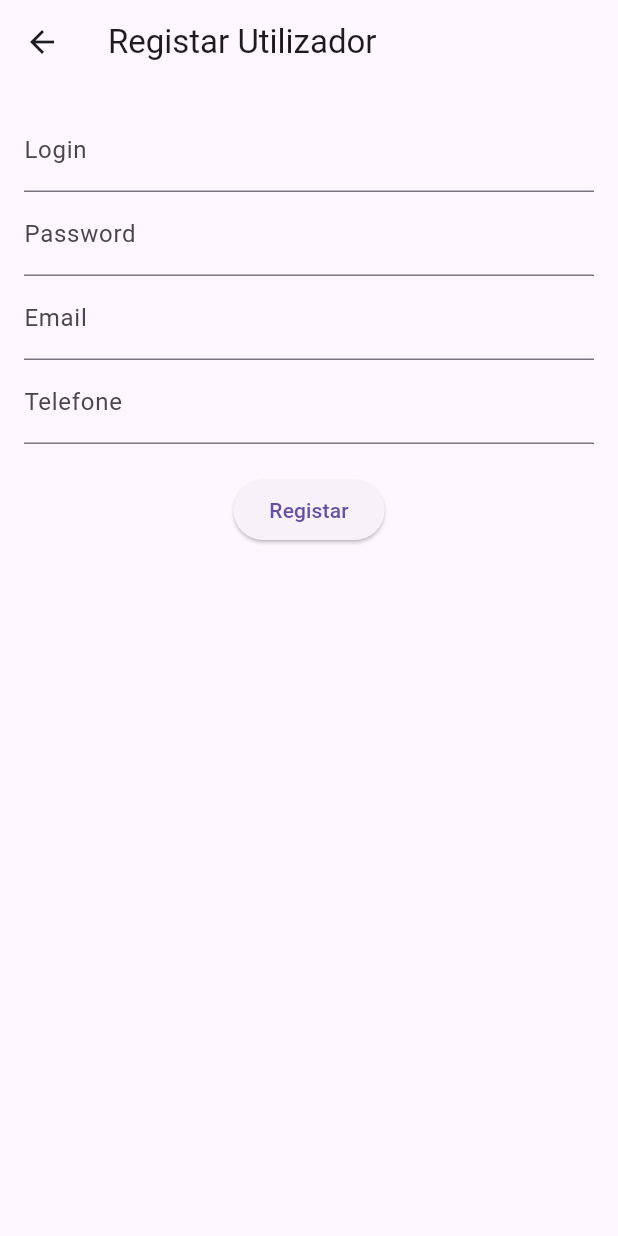
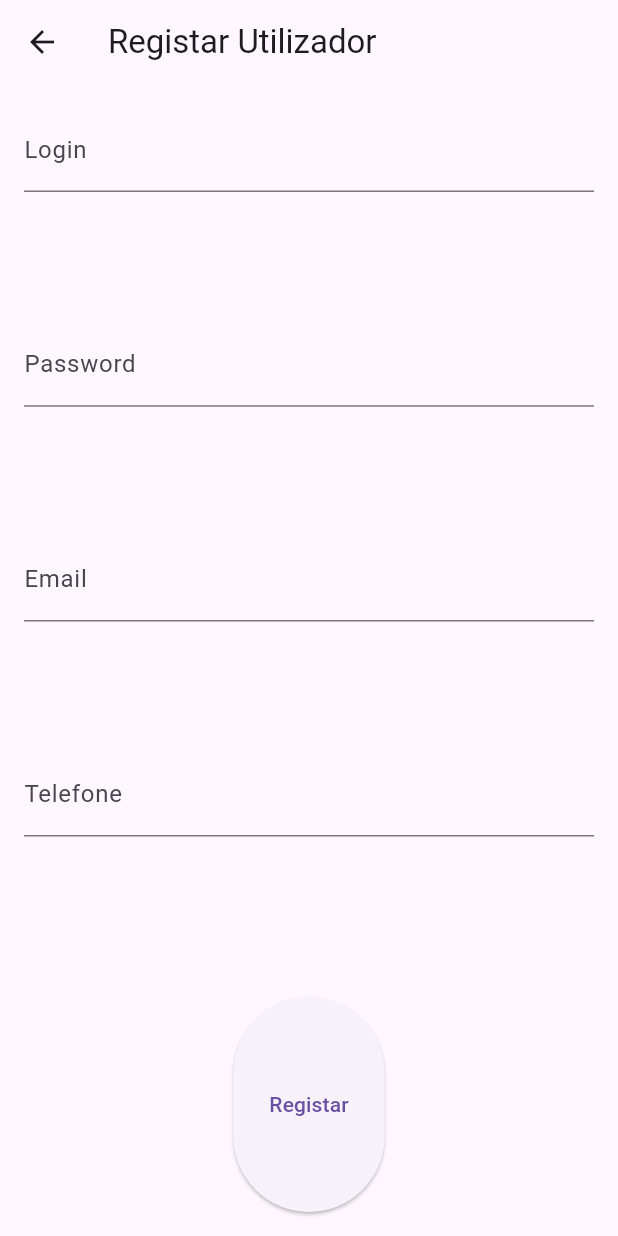
Before and after one commit to NicoleAlmeida25426/ficha6, a Flutter app: the screen it shows after launch, after a tap on "Registar Utilizador", on a phone screen of 412 x 824 dp. Run offline on Flutter 3.47's test engine with Material 3 defaults, Android fonts, the phone set to English and light mode, and no system bars; our stand-ins replace sqflite; accounts and stored records are empty.

Commit message:
Refactor register page layout to use Expanded widgets for better responsiveness

```diff
--- a/lib/register_page.dart
+++ b/lib/register_page.dart
@@ -51,29 +51,34 @@ class _RegistoPageState extends State<RegistoPage> {
         padding: const EdgeInsets.all(16.0),
         child: Column(
           children: [
-            TextField(
+            Expanded(
+                child: TextField(
               controller: _loginController,
               decoration: const InputDecoration(labelText: 'Login'),
-            ),
-            TextField(
+            )),
+            Expanded(
+                child: TextField(
               controller: _passwordController,
               decoration: const InputDecoration(labelText: 'Password'),
               obscureText: true,
-            ),
-            TextField(
+            )),
+            Expanded(
+                child: TextField(
               controller: _emailController,
               decoration: const InputDecoration(labelText: 'Email'),
-            ),
-            TextField(
+            )),
+            Expanded(
+                child: TextField(
               controller: _telefoneController,
               decoration: const InputDecoration(labelText: 'Telefone'),
               keyboardType: TextInputType.phone,
-            ),
+            )),
             const SizedBox(height: 20),
-            ElevatedButton(
+            Expanded(
+                child: ElevatedButton(
               onPressed: _registarUtilizador,
               child: const Text('Registar'),
-            ),
+            )),
           ],
         ),
       ),
```
